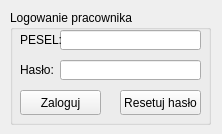
This is mainwindow.ui in igrek51/psbd_moto_sklep as Qt 5 draws it before an edit. The edited form follows.
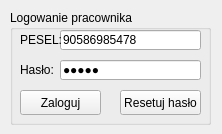
This is the edited form.

The edit to the form file:
```diff
--- a/mainwindow.ui
+++ b/mainwindow.ui
@@ -35,6 +35,9 @@
        <height>20</height>
       </rect>
      </property>
+     <property name="text">
+      <string>janko</string>
+     </property>
      <property name="echoMode">
       <enum>QLineEdit::Password</enum>
      </property>
@@ -48,6 +51,9 @@
        <height>20</height>
       </rect>
      </property>
+     <property name="text">
+      <string>90586985478</string>
+     </property>
      <property name="maxLength">
       <number>11</number>
      </property>
```
